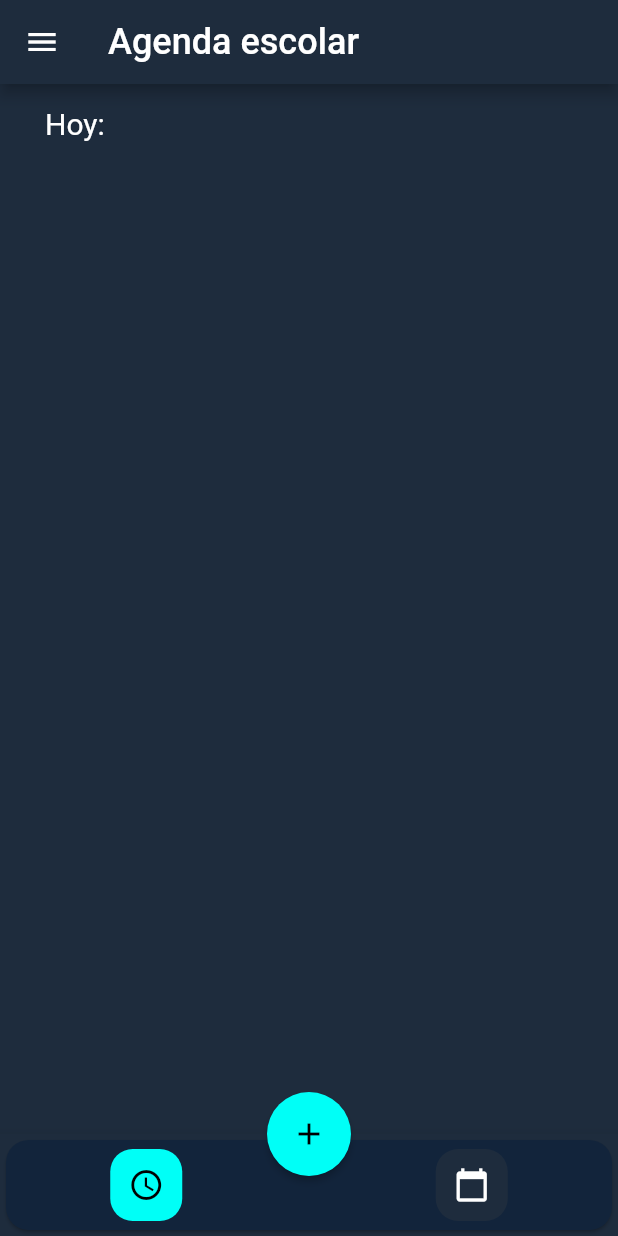
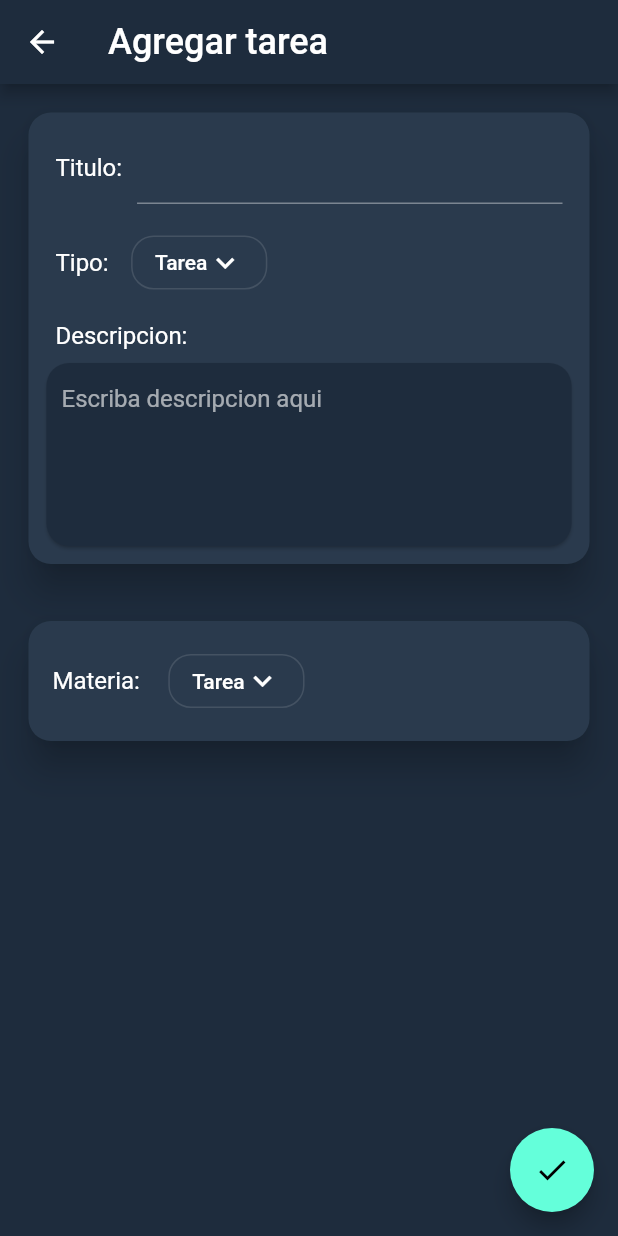
Before and after one commit to Alonsormm/Agenda-Escolar, a Flutter app: the HomePage screen opened by its route, after a tap on the "add" icon, on a phone screen of 412 x 824 dp. Run offline on Flutter 3.47's test engine with Material 2 defaults, Android fonts, the phone set to English and light mode, and no system bars; our stand-ins replace flutter_local_notifications, shared_preferences, sqflite, table_calendar; missing offline and left inert: flutter_material_color_picker; accounts and stored records are empty.

Commit message:
Agregadas las notificaciones antes de clase Se empezo pantalla de agregar tarea

```diff
--- /dev/null
+++ b/lib/screens/agregar_tarea/agregar_tarea.dart
@@ -0,0 +1,183 @@
+import 'package:flutter/material.dart';
+import 'package:agenda_escolar/components/boton_calendario.dart';
+
+class AgregarTarea extends StatefulWidget {
+  @override
+  _AgregarTareaState createState() => _AgregarTareaState();
+}
+
+class _AgregarTareaState extends State<AgregarTarea> {
+  @override
+  Widget build(BuildContext context) {
+    return Scaffold(
+      appBar: AppBar(
+        title: Text(
+          "Agregar tarea",
+          style: TextStyle(color: Colors.white, fontSize: 24),
+        ),
+        backgroundColor: Color(0xFF1E2C3D),
+      ),
+      body: ListView(
+        children: <Widget>[
+          _InformacionTarea(),
+          _InformacionEntrega(),
+        ],
+      ),
+      floatingActionButton: FloatingActionButton(
+        child: Icon(Icons.done),
+        onPressed: () {},
+      ),
+      backgroundColor: Color(0xFF1E2C3D),
+    );
+  }
+}
+
+class _InformacionTarea extends StatefulWidget {
+  @override
+  __InformacionTareaState createState() => __InformacionTareaState();
+}
+
+class __InformacionTareaState extends State<_InformacionTarea> {
+  @override
+  Widget build(BuildContext context) {
+    return Padding(
+      padding: const EdgeInsets.all(15.0),
+      child: Card(
+        shape: RoundedRectangleBorder(borderRadius: BorderRadius.circular(15)),
+        elevation: 10,
+        color: Color(0xFF2A3A4D),
+        child: Padding(
+          padding: const EdgeInsets.all(8.0),
+          child: Column(
+            crossAxisAlignment: CrossAxisAlignment.start,
+            children: <Widget>[
+              Padding(
+                padding: const EdgeInsets.fromLTRB(10, 5, 10, 5),
+                child: Row(
+                  children: <Widget>[
+                    Padding(
+                      padding: const EdgeInsets.only(right: 10),
+                      child: Text(
+                        "Titulo:",
+                        style: TextStyle(fontSize: 16),
+                      ),
+                    ),
+                    Flexible(
+                        child: TextField(
+                      decoration: InputDecoration(),
+                    )),
+                  ],
+                ),
+              ),
+              Padding(
+                padding: const EdgeInsets.fromLTRB(10, 10, 10, 5),
+                child: Row(
+                  children: <Widget>[
+                    Text(
+                      "Tipo:",
+                      style: TextStyle(fontSize: 16),
+                    ),
+                    Padding(
+                      padding: EdgeInsets.only(right: 15),
+                    ),
+                    OutlineButton(
+                      color: Color(0xFF1E2C3D),
+                      shape: RoundedRectangleBorder(
+                          borderRadius: BorderRadius.circular(15)),
+                      child: Row(
+                        children: <Widget>[
+                          Text("Tarea"),
+                          Icon(Icons.keyboard_arrow_down),
+                        ],
+                      ),
+                      onPressed: () {},
+                    ),
+                  ],
+                ),
+              ),
+              Padding(
+                padding: const EdgeInsets.fromLTRB(10, 10, 10, 5),
+                child: Text(
+                  "Descripcion:",
+                  style: TextStyle(fontSize: 16),
+                ),
+              ),
+              Container(
+                height: 130,
+                child: Card(
+                  shape: RoundedRectangleBorder(
+                      borderRadius: BorderRadius.circular(15)),
+                  color: Color(0xFF1E2C3D),
+                  child: Padding(
+                    padding: const EdgeInsets.only(left: 10),
+                    child: TextField(
+                      keyboardType: TextInputType.multiline,
+                      decoration: InputDecoration(
+                        border: InputBorder.none,
+                        hintText: "Escriba descripcion aqui",
+                      ),
+                      maxLines: null,
+                    ),
+                  ),
+                ),
+              ),
+            ],
+          ),
+        ),
+      ),
+    );
+  }
+}
+
+class _InformacionEntrega extends StatefulWidget {
+  @override
+  __InformacionEntregaState createState() => __InformacionEntregaState();
+}
+
+class __InformacionEntregaState extends State<_InformacionEntrega> {
+  @override
+  Widget build(BuildContext context) {
+    return Padding(
+      padding: const EdgeInsets.all(15.0),
+      child: Card(
+        shape: RoundedRectangleBorder(borderRadius: BorderRadius.circular(15)),
+        elevation: 10,
+        color: Color(0xFF2A3A4D),
+        child: Padding(
+          padding: const EdgeInsets.all(8.0),
+          child: Column(
+            crossAxisAlignment: CrossAxisAlignment.start,
+            children: <Widget>[
+              Padding(
+                padding: const EdgeInsets.all(8.0),
+                child: Row(
+                  children: <Widget>[
+                    Text(
+                      "Materia: ",
+                      style: TextStyle(fontSize: 16),
+                    ),
+                    Padding(
+                      padding: EdgeInsets.only(right: 15),
+                    ),
+                    OutlineButton(
+                      color: Color(0xFF1E2C3D),
+                      shape: RoundedRectangleBorder(
+                          borderRadius: BorderRadius.circular(15)),
+                      child: Row(
+                        children: <Widget>[
+                          Text("Tarea"),
+                          Icon(Icons.keyboard_arrow_down),
+                        ],
+                      ),
+                      onPressed: () {},
+                    ),
+                  ],
+                ),
+              )
+            ],
+          ),
+        ),
+      ),
+    );
+  }
+}
--- a/lib/screens/home_screen/home_screen.dart
+++ b/lib/screens/home_screen/home_screen.dart
@@ -2,6 +2,7 @@ import 'package:agenda_escolar/models/materia.dart';
 import 'package:agenda_escolar/models/modulo.dart';
 import 'package:agenda_escolar/screens/home_screen/pages/home_page_one.dart';
 import 'package:agenda_escolar/screens/home_screen/pages/home_page_two.dart';
+import 'package:agenda_escolar/screens/agregar_tarea/agregar_tarea.dart';
 import 'package:flutter/material.dart';
 
 class HomePage extends StatefulWidget {
@@ -73,6 +74,7 @@ class _HomePageState extends State<HomePage>
       ),
       body: Container(
         child: PageView.builder(
+          physics: AlwaysScrollableScrollPhysics(),
           scrollDirection: Axis.horizontal,
           itemCount: pages.length,
           itemBuilder: (BuildContext context, int index) {
@@ -92,7 +94,11 @@ class _HomePageState extends State<HomePage>
       ),
       floatingActionButtonLocation: FloatingActionButtonLocation.centerDocked,
       floatingActionButton: FloatingActionButton(
-        onPressed: () {},
+        onPressed: () {
+          Navigator.push(context, MaterialPageRoute(builder: (BuildContext context) {
+            return AgregarTarea();
+          }));
+        },
         child: Icon(
           Icons.add,
           color: Colors.black,
--- a/pubspec.yaml
+++ b/pubspec.yaml
@@ -25,9 +25,9 @@ dependencies:
   cupertino_icons: ^0.1.2
   sqflite: ^1.1.6+2
   path_provider: "^0.4.0"
-  intro_views_flutter: '^2.4.0'
   table_calendar: ^1.2.5
   datetime_picker_formfield: ^0.4.0
+  flutter_local_notifications:
   flutter_material_color_picker: ^1.0.1
   shared_preferences: ^0.5.3+4
 
```
Also changed, not shown: lib/main.dart (+4 -4 lines), lib/screens/onboarding/onborarding.dart (+74 -6 lines), pubspec.lock, 3 other files.
